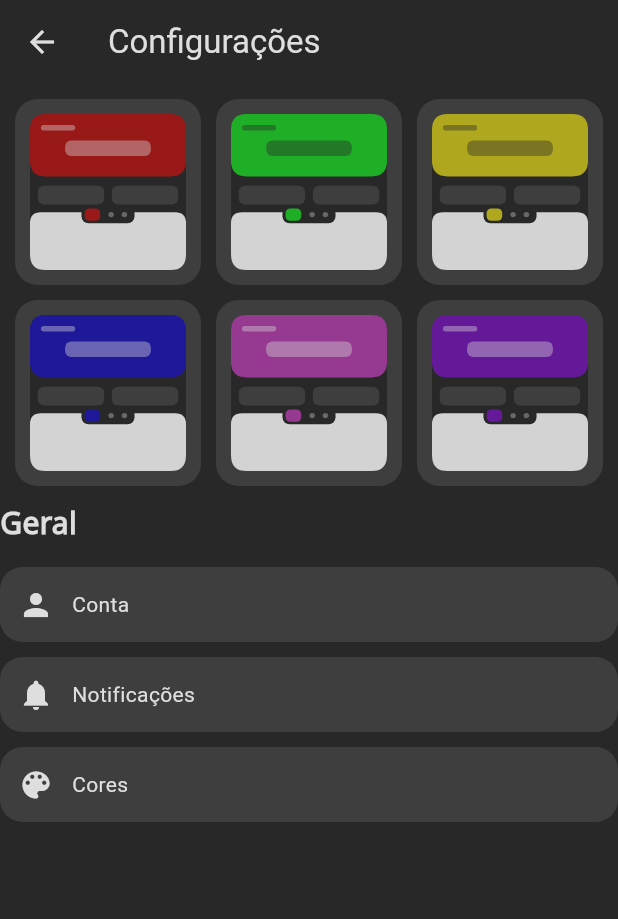
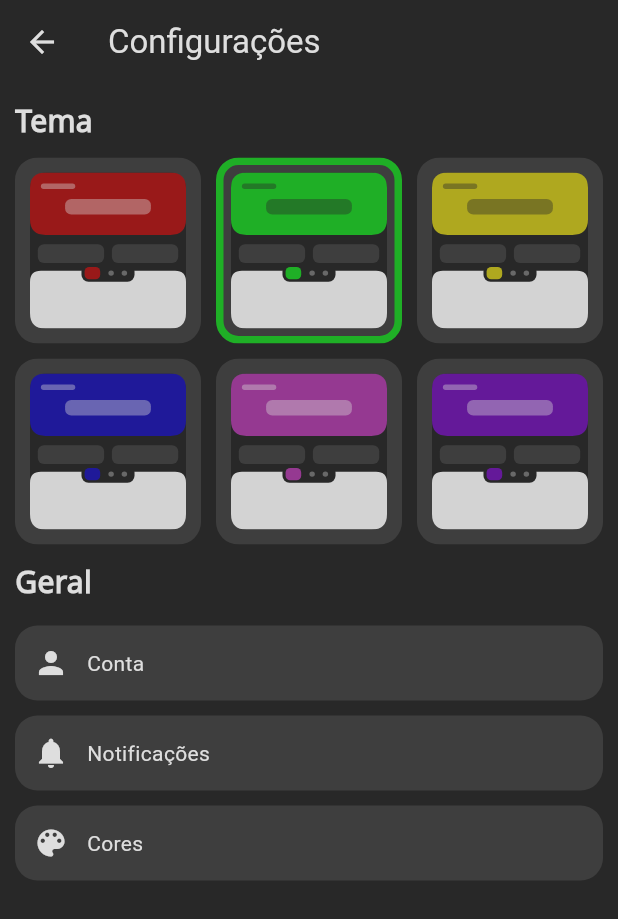
Before and after one commit to MarcoosDev/AppFinance, a Flutter app: the screen it shows after launch, after a tap on the "settings" icon, on a phone screen of 412 x 824 dp. Shown: the top 919 px of the screen. Run offline on Flutter 3.47's test engine with Material 3 defaults, Android fonts, the phone set to English and light mode, and no system bars; our stand-ins replace flutter_svg, go_router; project files that could hold a hidden picture were left out.

Commit message:
Adicionado padding na tela de configurações

```diff
--- a/lib/config/app_colors.dart
+++ b/lib/config/app_colors.dart
@@ -48,7 +48,6 @@ class AppColors {
   static const vermelho = ColorTheme(
     background: Color.fromRGBO(40, 40, 40, 1),
     backgroundAnalytics: Color.fromRGBO(211, 211, 211, 1),
-
     backgroundButtonsFlutuant: Color.fromARGB(255, 62, 62, 62),
     primary: Color.fromARGB(255, 153, 25, 25),
     icons: Color.fromARGB(255, 222, 222, 222),
@@ -60,7 +59,6 @@ class AppColors {
   static const azul = ColorTheme(
     background: Color.fromRGBO(40, 40, 40, 1),
     backgroundAnalytics: Color.fromRGBO(211, 211, 211, 1),
-
     backgroundButtonsFlutuant: Color.fromARGB(255, 62, 62, 62),
     primary: Color.fromARGB(255, 31, 25, 153),
     icons: Color.fromARGB(255, 222, 222, 222),
@@ -95,7 +93,7 @@ class ColorTheme {
 
 class ThemeApp {
   static final ValueNotifier<ColorTheme> notifier = ValueNotifier<ColorTheme>(
-    AppColors.rosa,
+    AppColors.verde,
   );
 
   static ColorTheme get theme => notifier.value;
--- a/lib/routes/app_routes.dart
+++ b/lib/routes/app_routes.dart
@@ -5,8 +5,8 @@ import 'package:app_financeiro_autoral/screens/settings/settings.dart';
 import 'package:go_router/go_router.dart';
 
 final UserModel us = UserModel(
-  name: "Marcos Vinicius",
-  saldoInicial: 572.24,
+  name: "Livia Sophia",
+  saldoInicial: -49.99,
   corThema: OptionsColor.roxo,
 ); //Isso é temporario
 
--- a/lib/screens/home/widgets/home_app_bar/home_app_bar.dart
+++ b/lib/screens/home/widgets/home_app_bar/home_app_bar.dart
@@ -99,18 +99,18 @@ class HomeAppBar extends StatelessWidget {
                 child: FittedBox(
                   fit: BoxFit.scaleDown,
                   child: Row(
-                    crossAxisAlignment: CrossAxisAlignment.baseline,
-                    textBaseline: TextBaseline.alphabetic,
                     children: [
                       Column(
                         children: [
                           Row(
+                            textBaseline: TextBaseline.alphabetic,
+                            crossAxisAlignment: CrossAxisAlignment.baseline,
                             children: [
                               Text(
                                 NumberFormat(
                                   'R\$#,##0',
                                   'pt_BR',
-                                ).format(user.saldoInicial),
+                                ).format(user.saldoInicial.truncate()),
                                 style: TextStyle(
                                   fontSize: 60,
                                   fontWeight: FontWeight.normal,
@@ -119,9 +119,9 @@ class HomeAppBar extends StatelessWidget {
                                 ),
                               ),
                               Text(
-                                ",${((user.saldoInicial % 1) * 100).round().toString().padLeft(2, '0')}",
+                                ",${((user.saldoInicial.abs() * 100).round() % 100).toString().padLeft(2, '0')}",
                                 style: TextStyle(
-                                  fontSize: 50,
+                                  fontSize: 30,
                                   fontFamily: "TitanOne",
                                   fontWeight: FontWeight.w200,
                                   color: theme.text.withAlpha(250),
--- a/lib/screens/settings/settings.dart
+++ b/lib/screens/settings/settings.dart
@@ -13,6 +13,9 @@ class Settings extends StatefulWidget {
 class _SettingsState extends State<Settings> {
   @override
   Widget build(BuildContext context) {
+    return ValueListenableBuilder<ColorTheme>(
+      valueListenable: ThemeApp.notifier,
+      builder: (context, atual, _) {
         return Scaffold(
           appBar: AppBar(
             iconTheme: IconThemeData(color: theme.iconsButtonsFlutuant),
@@ -32,7 +35,10 @@ class _SettingsState extends State<Settings> {
                   label: "Geral",
                   children: [
                     SettingOption(icon: Icons.person, label: "Conta"),
-                SettingOption(icon: Icons.notifications, label: "Notificações"),
+                    SettingOption(
+                      icon: Icons.notifications,
+                      label: "Notificações",
+                    ),
                     SettingOption(icon: Icons.color_lens, label: "Cores"),
                   ],
                 ),
@@ -40,5 +46,7 @@ class _SettingsState extends State<Settings> {
             ),
           ),
         );
+      },
+    );
   }
 }
--- a/lib/screens/settings/widgets/options_widgets.dart
+++ b/lib/screens/settings/widgets/options_widgets.dart
@@ -16,7 +16,9 @@ class SettingsWidget extends StatefulWidget {
 class _SettingsWidgetState extends State<SettingsWidget> {
   @override
   Widget build(BuildContext context) {
-    return Column(
+    return Padding(
+      padding: const EdgeInsets.symmetric(horizontal: 10),
+      child: Column(
         crossAxisAlignment: CrossAxisAlignment.start,
         children: [
           Text(
@@ -32,6 +34,7 @@ class _SettingsWidgetState extends State<SettingsWidget> {
 
           ...widget.children,
         ],
+      ),
     );
   }
 }
--- a/lib/screens/settings/widgets/theme_preview_widget.dart
+++ b/lib/screens/settings/widgets/theme_preview_widget.dart
@@ -3,38 +3,47 @@ import 'package:app_financeiro_autoral/config/app_colors.dart';
 import 'package:flutter/material.dart';
 import 'package:app_financeiro_autoral/config/enum_colors.dart';
 
-class ThemePreview extends StatefulWidget {
+class ThemePreview extends StatelessWidget {
   const ThemePreview({super.key, required this.color});
   final OptionsColor color;
 
   @override
-  State<ThemePreview> createState() => _ThemePreviewState();
-}
-
-class _ThemePreviewState extends State<ThemePreview> {
-  @override
   Widget build(BuildContext context) {
     return Expanded(
-      child: LayoutBuilder(
-        builder: (context, constraints) => InkWell(
-          borderRadius: BorderRadius.all(Radius.circular(15)),
-          onTap: () => {ThemeApp.alterarTema(widget.color.colorTheme)},
+      child: ValueListenableBuilder<ColorTheme>(
+        valueListenable: ThemeApp.notifier,
+        builder: (context, atual, _) {
+          final bool selecionado = color.colorTheme == atual;
+
+          return AspectRatio(
+            aspectRatio: 1,
+            child: Material(
+              color: Colors.transparent,
               child: Ink(
-            height: constraints.maxWidth,
                 decoration: BoxDecoration(
-              color: theme.backgroundButtonsFlutuant,
-              borderRadius: BorderRadius.all(Radius.circular(15)),
+                  color: atual.backgroundButtonsFlutuant,
+                  borderRadius: BorderRadius.circular(15),
+                  border: Border.all(
+                    color: selecionado ? atual.primary : Colors.transparent,
+                    width: 5,
                   ),
+                ),
+                child: InkWell(
+                  borderRadius: BorderRadius.circular(15),
+                  onTap: () => ThemeApp.alterarTema(color.colorTheme),
                   child: Padding(
-              padding: EdgeInsets.all(10),
-
+                    padding: const EdgeInsets.all(5),
                     child: SvgPicture.asset(
-                'assets/skeletons_theme/${widget.color.name}.svg',
+                      'assets/skeletons_theme/${color.name}.svg',
+                      fit: BoxFit.contain,
                     ),
                   ),
                 ),
               ),
             ),
           );
+        },
+      ),
+    );
   }
 }
--- a/lib/screens/settings/widgets/theme_widget.dart
+++ b/lib/screens/settings/widgets/theme_widget.dart
@@ -1,3 +1,4 @@
+import 'package:app_financeiro_autoral/config/app_colors.dart';
 import 'package:app_financeiro_autoral/config/enum_colors.dart';
 import 'package:app_financeiro_autoral/screens/settings/widgets/theme_preview_widget.dart';
 import 'package:flutter/material.dart';
@@ -15,8 +16,18 @@ class _ThemeWidgetState extends State<ThemeWidget> {
     return Padding(
       padding: EdgeInsets.all(10),
       child: Column(
+        crossAxisAlignment: CrossAxisAlignment.start,
         spacing: 10,
         children: [
+          Text(
+            "Tema",
+            style: TextStyle(
+              color: theme.iconsButtonsFlutuant,
+              fontSize: 20,
+              fontFamily: "NotoSansCypriot",
+              fontWeight: FontWeight.w900,
+            ),
+          ),
           Row(
             mainAxisAlignment: MainAxisAlignment.center,
             spacing: 10,
```
Lines whose indentation alone changed are shown as unchanged.
